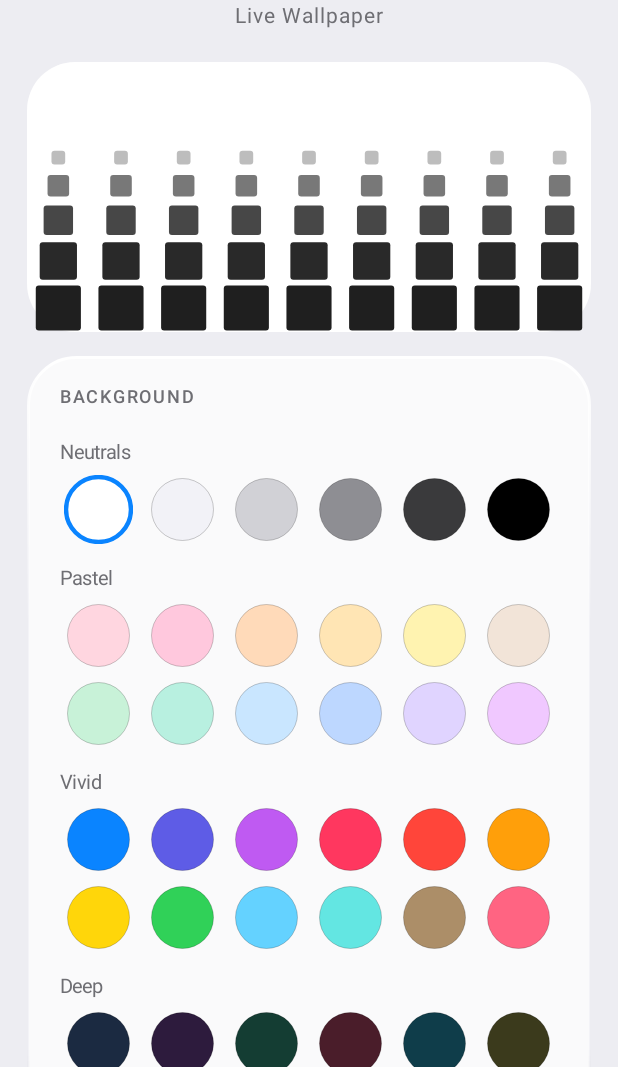
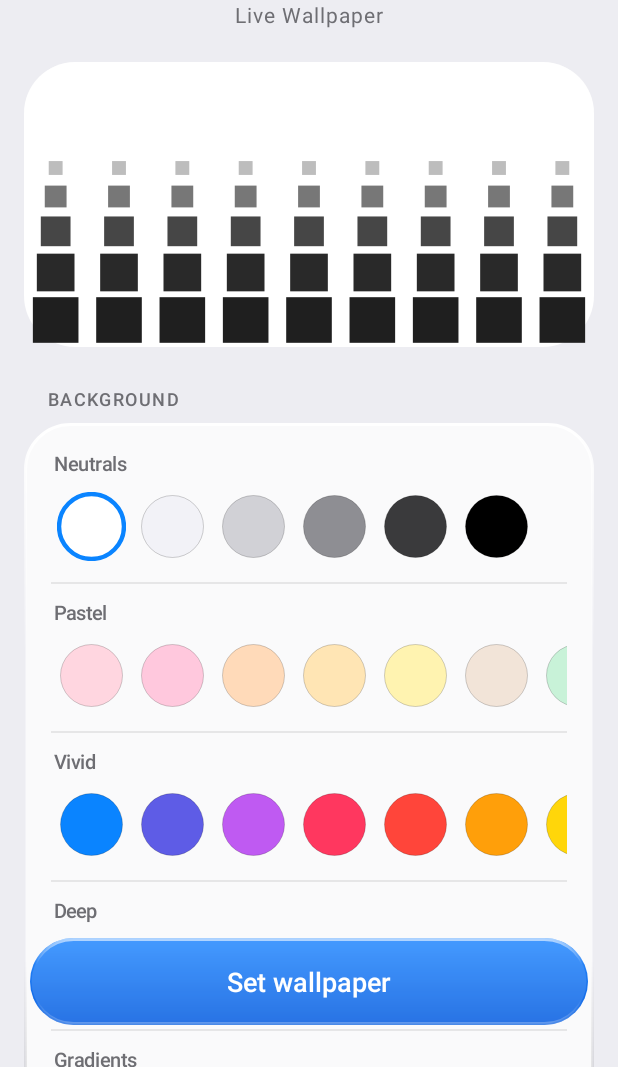
Before and after one commit to lucidxel/Lucidream, an Android app: the screen it shows after launch (MainActivity), on a phone screen of 412 x 824 dp, the part 169-1236 px from its top. Run offline under Robolectric (Android 15) with nearby library versions, the phone set to English and light mode, and no system bars.

Commit message:
Update MainActivity.kt

```diff
--- a/app/src/main/java/com/example/curlwall/MainActivity.kt
+++ b/app/src/main/java/com/example/curlwall/MainActivity.kt
@@ -15,18 +15,17 @@ import android.view.ViewGroup.LayoutParams.MATCH_PARENT
 import android.view.ViewGroup.LayoutParams.WRAP_CONTENT
 import android.widget.*
 
-/** Liquid-glass surface: translucent fill + thin outline bright at top and bottom edges. */
 class Glass(private val r: Float, private val dark: Boolean, private val strong: Boolean = false) : Drawable() {
     private val fill = Paint(Paint.ANTI_ALIAS_FLAG)
     private val line = Paint(Paint.ANTI_ALIAS_FLAG).apply { style = Paint.Style.STROKE; strokeWidth = 3f }
     override fun draw(c: Canvas) {
         val b = RectF(bounds).apply { inset(1.5f, 1.5f) }
-        fill.color = if (dark) (if (strong) 0x40FFFFFF else 0x1FFFFFFF) else (if (strong) 0xFFFFFFFF.toInt() else 0xB8FFFFFF.toInt())
+        fill.color = if (dark) (if (strong) 0x52FFFFFF else 0x1FFFFFFF) else (if (strong) 0xFFFFFFFF.toInt() else 0xB8FFFFFF.toInt())
         c.drawRoundRect(b, r, r, fill)
-        val top = if (dark) 0x80FFFFFF.toInt() else 0xFFFFFFFF.toInt()
-        val bot = if (dark) 0x40FFFFFF else 0x30000000
+        val top = if (dark) 0x99FFFFFF.toInt() else 0xFFFFFFFF.toInt()
+        val bot = if (dark) 0x44FFFFFF else 0x2E000000
         line.shader = LinearGradient(0f, b.top, 0f, b.bottom, intArrayOf(top, 0x00FFFFFF, 0x00FFFFFF, bot),
-            floatArrayOf(0f, 0.28f, 0.72f, 1f), Shader.TileMode.CLAMP)
+            floatArrayOf(0f, 0.3f, 0.7f, 1f), Shader.TileMode.CLAMP)
         c.drawRoundRect(b, r, r, line)
     }
     override fun setAlpha(a: Int) {}
@@ -41,26 +40,59 @@ class MainActivity : Activity() {
     private val accent = Color.parseColor("#0A84FF")
     private val ink by lazy { if (dark) Color.WHITE else Color.parseColor("#111114") }
     private val sub by lazy { if (dark) Color.parseColor("#9A9AA2") else Color.parseColor("#6E6E73") }
+    private val hair by lazy { if (dark) 0x22FFFFFF else 0x14000000 }
     private lateinit var preview: View
+    private val medium = Typeface.create("sans-serif-medium", Typeface.NORMAL)
 
-    private fun bgDraw(c1: Int, c2: Int, r: Int) = GradientDrawable(GradientDrawable.Orientation.TOP_BOTTOM, intArrayOf(c1, c2))
+    private fun gd(c1: Int, c2: Int, r: Int) = GradientDrawable(GradientDrawable.Orientation.TOP_BOTTOM, intArrayOf(c1, c2))
         .apply { cornerRadius = dp(r).toFloat() }
 
     private fun pair(s: String): Pair<Int, Int> {
         val p = s.split("-"); val a = Color.parseColor("#" + p[0]); return a to (if (p.size > 1) Color.parseColor("#" + p[1]) else a)
     }
 
-    private fun card(title: String, parent: LinearLayout): LinearLayout {
-        val c = LinearLayout(this).apply {
-            orientation = LinearLayout.VERTICAL; background = Glass(dp(32).toFloat(), dark)
-            setPadding(dp(20), dp(18), dp(20), dp(20))
+    private fun header(t: String, parent: LinearLayout) = parent.addView(TextView(this).apply {
+        text = t.uppercase(); textSize = 12f; setTextColor(sub); letterSpacing = 0.08f; typeface = medium
+        setPadding(dp(16), dp(26), 0, dp(8))
+    })
+
+    private fun group(parent: LinearLayout): LinearLayout {
+        val g = LinearLayout(this).apply {
+            orientation = LinearLayout.VERTICAL; background = Glass(dp(30).toFloat(), dark)
+            setPadding(dp(18), dp(8), dp(18), dp(8))
         }
-        c.addView(TextView(this).apply {
-            text = title; textSize = 12f; setTextColor(sub); letterSpacing = 0.1f
-            typeface = Typeface.create("sans-serif-medium", Typeface.NORMAL); setPadding(dp(2), 0, 0, dp(10))
-        })
-        parent.addView(c, LinearLayout.LayoutParams(MATCH_PARENT, WRAP_CONTENT).apply { topMargin = dp(16) })
-        return c
+        parent.addView(g, LinearLayout.LayoutParams(MATCH_PARENT, WRAP_CONTENT)); return g
+    }
+
+    private fun divider(p: LinearLayout) = p.addView(View(this).apply { setBackgroundColor(hair) },
+        LinearLayout.LayoutParams(MATCH_PARENT, 2))
+
+    private fun segmented(parent: LinearLayout, rows: List<List<String>>, key: String) {
+        val tabs = ArrayList<TextView>()
+        fun refresh() {
+            val cur = prefs.getInt(key, 0)
+            tabs.forEachIndexed { i, t ->
+                t.background = if (i == cur) Glass(dp(15).toFloat(), dark, true) else null
+                t.setTextColor(if (i == cur) (if (dark) Color.WHITE else ink) else sub)
+            }
+        }
+        val per = rows[0].size
+        rows.forEachIndexed { ri, names ->
+            val seg = LinearLayout(this).apply {
+                background = GradientDrawable().apply { setColor(if (dark) 0x26FFFFFF else 0x12000000); cornerRadius = dp(19).toFloat() }
+                setPadding(dp(4), dp(4), dp(4), dp(4))
+            }
+            names.forEachIndexed { k, n ->
+                val idx = ri * per + k
+                val t = TextView(this).apply {
+                    text = n; textSize = 14f; gravity = Gravity.CENTER; setPadding(0, dp(11), 0, dp(11)); typeface = medium
+                    setOnClickListener { prefs.edit().putInt(key, idx).apply(); refresh(); preview.invalidate() }
+                }
+                tabs.add(t); seg.addView(t, LinearLayout.LayoutParams(0, WRAP_CONTENT, 1f))
+            }
+            parent.addView(seg, LinearLayout.LayoutParams(MATCH_PARENT, WRAP_CONTENT).apply { topMargin = dp(if (ri == 0) 10 else 6); bottomMargin = dp(8) })
+        }
+        refresh()
     }
 
     override fun onCreate(savedInstanceState: Bundle?) {
@@ -68,7 +100,7 @@ class MainActivity : Activity() {
         window.statusBarColor = Color.TRANSPARENT
         if (!dark) window.decorView.systemUiVisibility = View.SYSTEM_UI_FLAG_LIGHT_STATUS_BAR
         val root = LinearLayout(this).apply {
-            orientation = LinearLayout.VERTICAL; setPadding(dp(18), dp(64), dp(18), dp(48))
+            orientation = LinearLayout.VERTICAL; setPadding(dp(16), dp(64), dp(16), dp(130))
         }
         root.addView(TextView(this).apply {
             text = "Lucidream"; textSize = 36f; setTextColor(ink); gravity = Gravity.CENTER
@@ -83,29 +115,31 @@ class MainActivity : Activity() {
             val p = Paint(Paint.ANTI_ALIAS_FLAG)
             override fun onDraw(cv: Canvas) {
                 val (b1, b2) = curBg()
-                val fg = Config.fgFor(b1, b2)
-                val size = prefs.getFloat("size", 1f); val cover = prefs.getFloat("cover", 0.66f)
+                p.color = Config.fgFor(b1, b2)
+                val size = prefs.getFloat("size", 1f); val cover = prefs.getFloat("cover", 0.66f).coerceAtMost(1f)
+                val rf = floatArrayOf(0f, 0.2f, 0.38f, 0.5f)[prefs.getInt("round", 0).coerceIn(0, 3)]
                 val rows = 5; val cols = 9; val cw = width / cols.toFloat()
                 for (r in 0 until rows) {
                     val k = r / rows.toFloat()
                     val sc = (1f - 0.75f * k * (0.5f + cover)) * size
-                    p.color = fg; p.alpha = ((1f - k * k * 1.1f).coerceIn(0.05f, 1f) * 255).toInt()
-                    val y = height - dp(16) - r * cw * (0.8f - 0.25f * k)
+                    p.alpha = ((1f - k * k * 1.1f).coerceIn(0.05f, 1f) * 255).toInt()
+                    val y = height - dp(18) - r * cw * (0.8f - 0.25f * k)
                     val h = cw * 0.36f * sc
-                    for (i in 0 until cols) { val x = cw * (i + 0.5f); cv.drawRoundRect(x - h, y - h, x + h, y + h, 3f, 3f, p) }
+                    for (i in 0 until cols) { val x = cw * (i + 0.5f); cv.drawRoundRect(x - h, y - h, x + h, y + h, rf * 2 * h, rf * 2 * h, p) }
                 }
             }
         }
         fun setPreviewBg() {
             val (a, b) = curBg()
-            preview.background = LayerDrawable(arrayOf(bgDraw(a, b, 32), Glass(dp(32).toFloat(), true)))
+            preview.background = LayerDrawable(arrayOf(gd(a, b, 34), Glass(dp(34).toFloat(), true)))
             preview.invalidate()
         }
         setPreviewBg()
-        root.addView(preview, LinearLayout.LayoutParams(MATCH_PARENT, dp(180)).apply { topMargin = dp(22) })
+        root.addView(preview, LinearLayout.LayoutParams(MATCH_PARENT, dp(190)).apply { topMargin = dp(22) })
 
-        // ---- colours
-        val bgCard = card("BACKGROUND", root)
+        // ---------- colours
+        header("Background", root)
+        val cg = group(root)
         val swatches = ArrayList<View>()
         fun refresh() {
             val (a, b) = curBg()
@@ -114,67 +148,44 @@ class MainActivity : Activity() {
                 val sel = x == a && y == b
                 v.background = GradientDrawable(GradientDrawable.Orientation.TOP_BOTTOM, intArrayOf(x, y)).apply {
                     shape = GradientDrawable.OVAL
-                    if (sel) setStroke(dp(3), accent) else setStroke(dp(1), if (dark) 0x44FFFFFF else 0x33000000)
+                    if (sel) setStroke(dp(3), accent) else setStroke(dp(1), if (dark) 0x44FFFFFF else 0x2E000000)
                 }
                 v.scaleX = if (sel) 1.1f else 1f; v.scaleY = v.scaleX
             }
         }
-        fun section(name: String, items: String) {
-            bgCard.addView(TextView(this).apply { text = name; textSize = 13f; setTextColor(sub); setPadding(dp(2), dp(10), 0, dp(4)) })
-            items.split(" ").chunked(6).forEach { rc ->
-                val row = LinearLayout(this).apply { gravity = Gravity.CENTER }
-                rc.forEach { s ->
-                    val pr = pair(s)
-                    val v = View(this).apply { tag = pr }
-                    v.setOnClickListener {
-                        prefs.edit().putInt("bg", pr.first).putInt("bg2", pr.second).apply(); setPreviewBg(); refresh()
-                    }
-                    swatches.add(v)
-                    row.addView(FrameLayout(this).apply { addView(v, FrameLayout.LayoutParams(dp(42), dp(42), Gravity.CENTER)) },
-                        LinearLayout.LayoutParams(0, dp(52), 1f))
-                }
-                repeat(6 - rc.size) { row.addView(View(this), LinearLayout.LayoutParams(0, dp(52), 1f)) }
-                bgCard.addView(row)
+        fun section(name: String, items: String, last: Boolean = false) {
+            cg.addView(TextView(this).apply { text = name; textSize = 13f; setTextColor(sub); typeface = medium; setPadding(dp(2), dp(10), 0, dp(2)) })
+            val row = LinearLayout(this).apply { setPadding(0, dp(4), 0, dp(10)) }
+            items.split(" ").forEach { s ->
+                val pr = pair(s)
+                val v = View(this).apply { tag = pr }
+                v.setOnClickListener { prefs.edit().putInt("bg", pr.first).putInt("bg2", pr.second).apply(); setPreviewBg(); refresh() }
+                swatches.add(v)
+                row.addView(FrameLayout(this).apply { addView(v, FrameLayout.LayoutParams(dp(42), dp(42), Gravity.CENTER)) },
+                    LinearLayout.LayoutParams(dp(54), dp(54)))
             }
+            cg.addView(HorizontalScrollView(this).apply { isHorizontalScrollBarEnabled = false; addView(row) })
+            if (!last) divider(cg)
         }
         section("Neutrals", "FFFFFF F2F2F7 D1D1D6 8E8E93 3A3A3C 000000")
         section("Pastel", "FFD6E0 FFC8DD FFDAB9 FFE5B4 FFF3B0 F2E4D8 C8F2D8 B8F0E0 C9E6FF BDD7FF E0D4FF F0C8FF")
         section("Vivid", "0A84FF 5E5CE6 BF5AF2 FF375F FF453A FF9F0A FFD60A 30D158 64D2FF 63E6E2 AC8E68 FF6482")
         section("Deep", "1B2A41 2D1B3D 143D33 4A1D2A 0F3D4A 3B3A1C")
         section("Gradients", "FF9A8B-FF6A88 2193B0-6DD5ED 00C9A7-845EC2 FFECD2-FCB69F E0C3FC-8EC5FC 0F2027-2C5364 " +
-            "41295A-2F0743 D4FC79-96E6A1 F6D365-FDA085 8E2DE2-4A00E0 232526-414345 E0EAFC-CFDEF3")
+            "41295A-2F0743 D4FC79-96E6A1 F6D365-FDA085 8E2DE2-4A00E0 232526-414345 E0EAFC-CFDEF3", true)
         refresh()
 
-        // ---- animation styles (two rows of four)
-        val animCard = card("MOTION", root)
-        val tabs = ArrayList<TextView>()
-        fun refreshTabs() {
-            val cur = prefs.getInt("anim", 0)
-            tabs.forEachIndexed { i, t ->
-                t.background = if (i == cur) Glass(dp(16).toFloat(), dark, true) else null
-                t.setTextColor(if (i == cur) (if (dark) Color.WHITE else ink) else sub)
-            }
-        }
-        listOf(listOf("Wave", "Breathe", "Drift", "Flow"), listOf("Ripple", "Sway", "Cascade", "Orbit")).forEachIndexed { ri, names ->
-            val seg = LinearLayout(this).apply {
-                background = GradientDrawable().apply { setColor(if (dark) 0x26FFFFFF else 0x14000000); cornerRadius = dp(20).toFloat() }
-                setPadding(dp(4), dp(4), dp(4), dp(4))
-            }
-            names.forEachIndexed { k, n ->
-                val idx = ri * 4 + k
-                val t = TextView(this).apply {
-                    text = n; textSize = 14f; gravity = Gravity.CENTER; setPadding(0, dp(11), 0, dp(11))
-                    typeface = Typeface.create("sans-serif-medium", Typeface.NORMAL)
-                    setOnClickListener { prefs.edit().putInt("anim", idx).apply(); refreshTabs() }
-                }
-                tabs.add(t); seg.addView(t, LinearLayout.LayoutParams(0, WRAP_CONTENT, 1f))
-            }
-            animCard.addView(seg, LinearLayout.LayoutParams(MATCH_PARENT, WRAP_CONTENT).apply { if (ri > 0) topMargin = dp(8) })
-        }
-        refreshTabs()
+        // ---------- motion / shape / unlock
+        header("Motion", root)
+        segmented(group(root), listOf(listOf("Wave", "Breathe", "Drift", "Flow"), listOf("Ripple", "Sway", "Cascade", "Orbit")), "anim")
+        header("Corners", root)
+        segmented(group(root), listOf(listOf("Sharp", "Soft", "Round", "Circle")), "round")
+        header("Unlock animation", root)
+        segmented(group(root), listOf(listOf("Down", "Up", "Zoom", "Dissolve")), "uanim")
 
-        // ---- settings
-        val sc = card("SETTINGS", root)
+        // ---------- settings
+        header("Settings", root)
+        val sg = group(root)
         fun slider(label: String, key: String, mn: Float, mx: Float, def: Float, fmt: (Float) -> String) {
             val head = LinearLayout(this)
             val vt = TextView(this).apply { textSize = 15f; setTextColor(sub) }
@@ -182,15 +193,15 @@ class MainActivity : Activity() {
             head.addView(vt)
             val cur = prefs.getFloat(key, def); vt.text = fmt(cur)
             val track = GradientDrawable().apply { setColor(if (dark) 0x33FFFFFF else 0x22000000); cornerRadius = dp(10).toFloat(); setSize(0, dp(16)) }
-            val fillD = ClipDrawable(GradientDrawable().apply { setColor(accent); cornerRadius = dp(10).toFloat(); setSize(0, dp(16)) },
-                Gravity.START, ClipDrawable.HORIZONTAL)
+            val fillD = ClipDrawable(GradientDrawable().apply { setColor(accent); cornerRadius = dp(10).toFloat(); setSize(0, dp(16)) }, Gravity.START, ClipDrawable.HORIZONTAL)
             val sb = SeekBar(this).apply {
                 max = 1000; progress = ((cur - mn) / (mx - mn) * 1000).toInt()
                 progressDrawable = LayerDrawable(arrayOf(track, fillD)).apply { setId(0, android.R.id.background); setId(1, android.R.id.progress) }
                 thumb = LayerDrawable(arrayOf(
-                    GradientDrawable().apply { shape = GradientDrawable.OVAL; setColor(Color.WHITE); setSize(dp(36), dp(36)) },
-                    GradientDrawable().apply { shape = GradientDrawable.OVAL; setColor(Color.TRANSPARENT); setStroke(dp(1), 0x33000000); setSize(dp(36), dp(36)) }))
-                splitTrack = false; thumbOffset = 0; setPadding(dp(18), 0, dp(18), 0)
+                    GradientDrawable().apply { shape = GradientDrawable.OVAL; setColor(0x1A000000); setSize(dp(42), dp(42)) },
+                    GradientDrawable().apply { shape = GradientDrawable.OVAL; setColor(Color.WHITE); setSize(dp(42), dp(42)) }
+                )).apply { setLayerInset(1, dp(4), dp(4), dp(4), dp(4)) }
+                splitTrack = false; thumbOffset = 0; setPadding(dp(21), 0, dp(21), 0)
                 setOnSeekBarChangeListener(object : SeekBar.OnSeekBarChangeListener {
                     override fun onProgressChanged(s: SeekBar?, p: Int, u: Boolean) {
                         val v = mn + (mx - mn) * p / 1000f
@@ -200,15 +211,16 @@ class MainActivity : Activity() {
                     override fun onStopTrackingTouch(s: SeekBar?) {}
                 })
             }
-            sc.addView(head, LinearLayout.LayoutParams(MATCH_PARENT, WRAP_CONTENT).apply { topMargin = dp(10) })
-            sc.addView(sb, LinearLayout.LayoutParams(MATCH_PARENT, dp(52)))
+            sg.addView(head, LinearLayout.LayoutParams(MATCH_PARENT, WRAP_CONTENT).apply { topMargin = dp(14) })
+            sg.addView(sb, LinearLayout.LayoutParams(MATCH_PARENT, dp(54)))
         }
-        slider("Curl height", "cover", 0.4f, 0.95f, 0.66f) { "${(it * 100).toInt()}%" }
+        slider("Curl height", "cover", 0.4f, 1.8f, 0.66f) { "${(it * 100).toInt()}%" }
         slider("Speed", "speed", 0.3f, 2.5f, 1f) { "×" + "%.1f".format(it) }
         slider("Square size", "size", 0.7f, 1.3f, 1f) { "${(it * 100).toInt()}%" }
         slider("Edge blur", "blur", 0f, 1f, 0.35f) { if (it < 0.02f) "Off" else "${(it * 100).toInt()}%" }
 
         fun toggle(label: String, key: String, def: Boolean) {
+            divider(sg)
             val row = LinearLayout(this).apply { gravity = Gravity.CENTER_VERTICAL }
             row.addView(TextView(this).apply { text = label; textSize = 17f; setTextColor(ink) }, LinearLayout.LayoutParams(0, WRAP_CONTENT, 1f))
             row.addView(Switch(this).apply {
@@ -218,16 +230,15 @@ class MainActivity : Activity() {
                     intArrayOf(Color.parseColor("#34C759"), if (dark) 0x44FFFFFF else 0x33000000))
                 setOnCheckedChangeListener { _, c -> prefs.edit().putBoolean(key, c).apply() }
             })
-            sc.addView(row, LinearLayout.LayoutParams(MATCH_PARENT, dp(54)))
+            sg.addView(row, LinearLayout.LayoutParams(MATCH_PARENT, dp(56)))
         }
-        toggle("Unlock fly-away", "unlock", true)
+        toggle("Unlock animation", "unlock", true)
         toggle("Tilt parallax", "tilt", true)
         toggle("Smooth 60 FPS", "fps60", false)
 
-        root.addView(TextView(this).apply {
-            text = "Set wallpaper"; textSize = 18f; gravity = Gravity.CENTER; setTextColor(Color.WHITE)
-            typeface = Typeface.create("sans-serif-medium", Typeface.NORMAL)
-            background = LayerDrawable(arrayOf(bgDraw(Color.parseColor("#2A8CFF"), Color.parseColor("#0A5FE0"), 30), Glass(dp(30).toFloat(), true)))
+        val btn = TextView(this).apply {
+            text = "Set wallpaper"; textSize = 18f; gravity = Gravity.CENTER; setTextColor(Color.WHITE); typeface = medium
+            background = LayerDrawable(arrayOf(gd(Color.parseColor("#2A8CFF"), Color.parseColor("#0A5FE0"), 30), Glass(dp(30).toFloat(), true)))
             isClickable = true
             setOnClickListener {
                 try {
@@ -236,11 +247,12 @@ class MainActivity : Activity() {
                         ComponentName(this@MainActivity, CurlWallpaperService::class.java)))
                 } catch (e: Exception) { startActivity(Intent(WallpaperManager.ACTION_LIVE_WALLPAPER_CHOOSER)) }
             }
-        }, LinearLayout.LayoutParams(MATCH_PARENT, dp(60)).apply { topMargin = dp(24) })
+        }
 
         setContentView(FrameLayout(this).apply {
             setBackgroundColor(if (dark) Color.parseColor("#0B0B0F") else Color.parseColor("#EDEDF2"))
             addView(ScrollView(this@MainActivity).apply { isVerticalScrollBarEnabled = false; addView(root) })
+            addView(btn, FrameLayout.LayoutParams(MATCH_PARENT, dp(58), Gravity.BOTTOM).apply { setMargins(dp(20), 0, dp(20), dp(28)) })
         })
     }
 }
```
